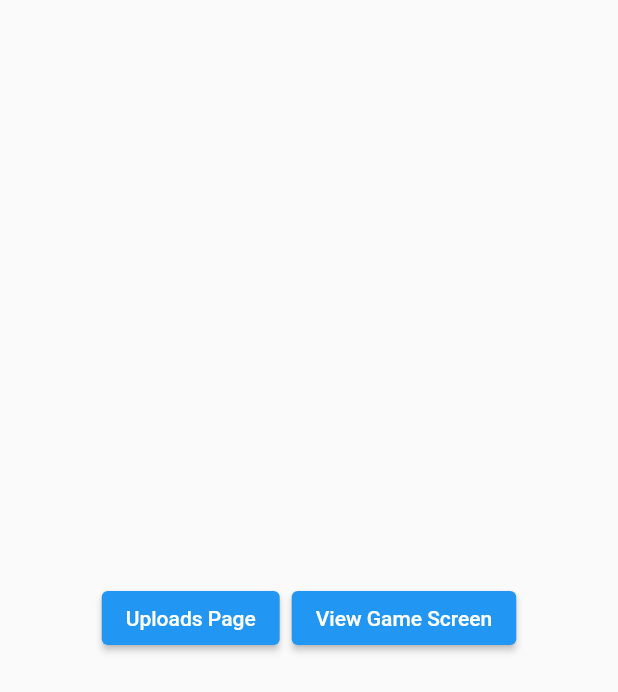
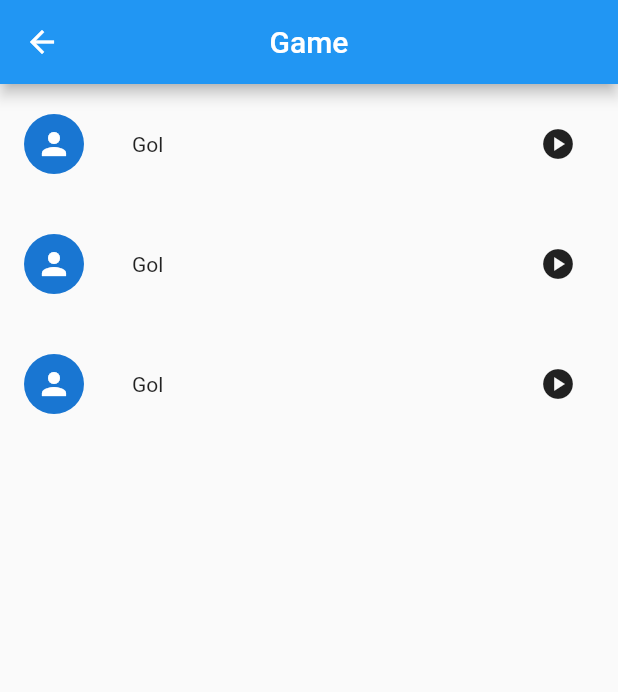
Before and after one commit to tonypereiramelo/game_screen, a Flutter app: the screen it shows after launch, after a tap on "View Game Screen", on a phone screen of 412 x 824 dp. Shown: the top 692 px of the screen. Run offline on Flutter 3.47's test engine with Material 2 defaults, Android fonts, the phone set to English and light mode, and no system bars; our stand-ins replace file_picker, firebase_core, firebase_storage; accounts and stored records are empty.

Commit message:
feat(game_screen): :construction: create game page

```diff
--- /dev/null
+++ b/lib/game_screen/presentation/game_page.dart
@@ -0,0 +1,30 @@
+import 'package:flutter/material.dart';
+import 'package:game_screen/game_screen/presentation/widgets/shot_tile.dart';
+
+class GamePage extends StatefulWidget {
+  const GamePage({super.key});
+
+  @override
+  State<GamePage> createState() => _GamePageState();
+}
+
+class _GamePageState extends State<GamePage> {
+  @override
+  Widget build(BuildContext context) {
+    return Scaffold(
+      appBar: AppBar(
+        title: const Text('Game'),
+        centerTitle: true,
+      ),
+      body: ListView.separated(
+        itemCount: 3,
+        itemBuilder: (context, index) => const ShotTile(),
+        separatorBuilder: (context, index) => const VerticalDivider(
+          color: Colors.red,
+          width: 80,
+          thickness: 2,
+        ),
+      ),
+    );
+  }
+}
--- /dev/null
+++ b/lib/game_screen/presentation/widgets/shot_tile.dart
@@ -0,0 +1,33 @@
+import 'package:flutter/material.dart';
+
+class ShotTile extends StatelessWidget {
+  const ShotTile({super.key});
+
+  @override
+  Widget build(BuildContext context) {
+    return Padding(
+      padding: const EdgeInsets.all(16.0),
+      child: Column(
+        children: [
+          Row(
+            mainAxisAlignment: MainAxisAlignment.spaceBetween,
+            children: [
+              Row(
+                children: const [
+                  CircleAvatar(
+                    child: Icon(Icons.person),
+                  ),
+                  Padding(
+                    padding: EdgeInsets.fromLTRB(32, 0, 0, 0),
+                    child: Text('Gol'),
+                  ),
+                ],
+              ),
+              IconButton(onPressed: () {}, icon: const Icon(Icons.play_circle))
+            ],
+          ),
+        ],
+      ),
+    );
+  }
+}
--- a/lib/home_page.dart
+++ b/lib/home_page.dart
@@ -1,4 +1,5 @@
 import 'package:flutter/material.dart';
+import 'package:game_screen/game_screen/presentation/game_page.dart';
 import 'package:game_screen/global/widgets/box_spacer.dart';
 
 import 'upload_videos/presentation/upload_videos_page.dart';
@@ -16,18 +17,22 @@ class HomePage extends StatelessWidget {
           children: [
             ElevatedButton(
               onPressed: () => Navigator.of(context).push(
-                  MaterialPageRoute(
-                    builder: (context) => UploadPage(
-                      theme: theme,
-                    ),
+                MaterialPageRoute(
+                  builder: (context) => UploadPage(
+                    theme: theme,
                   ),
                 ),
+              ),
               style: theme.elevatedButtonTheme.style,
               child: const Text('Uploads Page'),
             ),
             const DSBoxSpacer.small(),
             ElevatedButton(
-              onPressed: () {},
+              onPressed: () => Navigator.of(context).push(
+                MaterialPageRoute(
+                  builder: (context) => const GamePage(),
+                ),
+              ),
               style: theme.elevatedButtonTheme.style,
               child: const Text('View Game Screen'),
             ),
```
